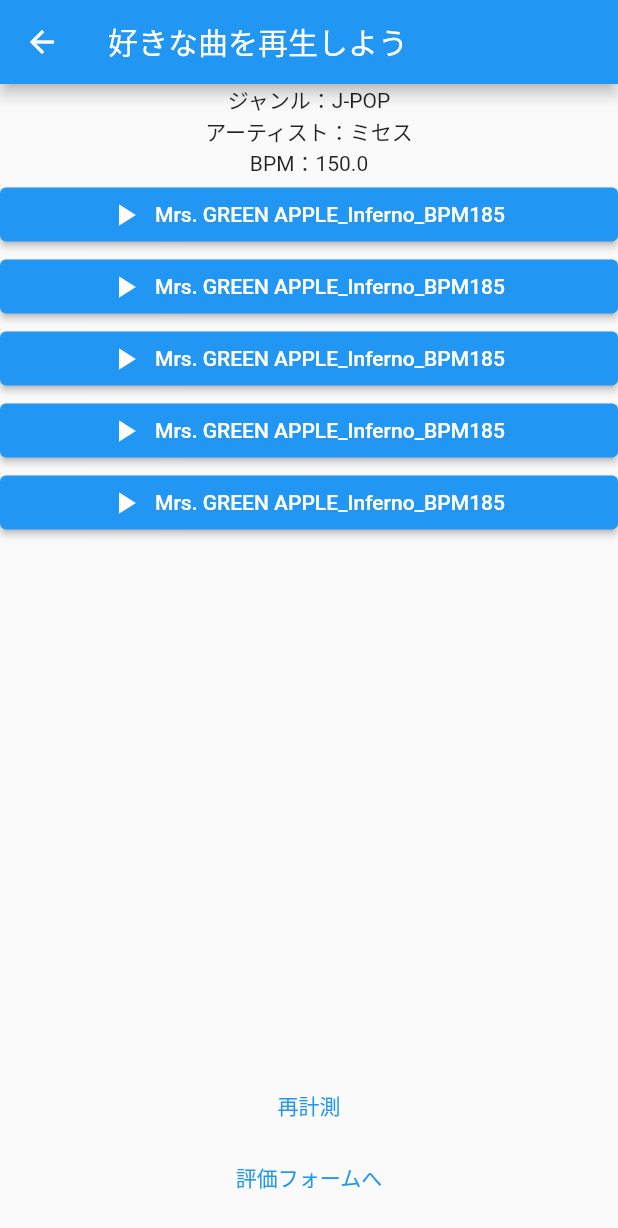
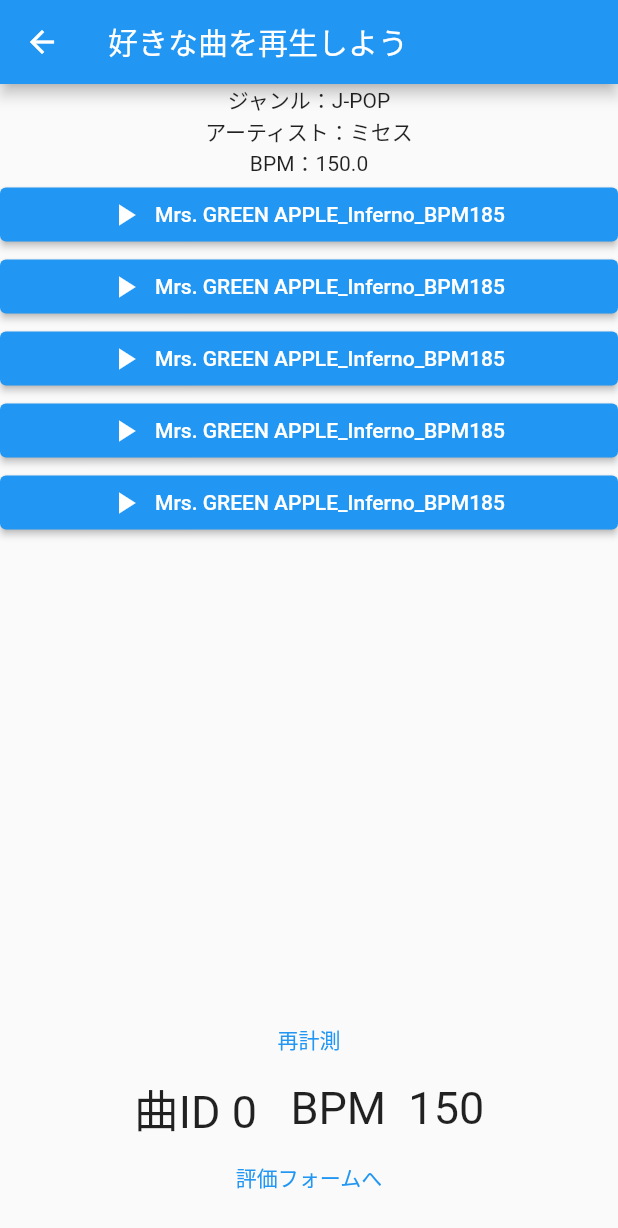
Before and after one commit to beatwalking55/beatim2, a Flutter app: the PlayPage screen opened directly, on a phone screen of 412 x 824 dp. Shown: the top 1228 px of the screen. Run offline on Flutter 3.47's test engine with Material 2 defaults, Android fonts, the phone set to English and light mode, and no system bars; our stand-ins replace just_audio; missing offline and left inert: audio_session.

Commit message:
曲IDとBPM表示

```diff
--- a/lib/playpage.dart
+++ b/lib/playpage.dart
@@ -39,7 +39,7 @@
         child: Column(
           mainAxisAlignment: MainAxisAlignment.center,
           children: [
-            Text("ジャンル：${genre}"),
+            Text("ジャンル：${genre}",),
             Text("アーティスト：${artist}"),
             Text("BPM：${sensingBPM}"),
             Flexible(
@@ -146,6 +146,13 @@
               });
             }, child: Text("再計測")
             ),
+            Row(
+              mainAxisAlignment: MainAxisAlignment.center,
+              children: [
+                Text("曲ID ${playlist[playingmusic]}   ",style: TextStyle(fontSize: 30),),
+                Text("BPM  ${sensingBPM.toInt()}",style: TextStyle(fontSize: 30),),
+              ],
+            ),
             TextButton(
                 onPressed:()async{
                   if (await canLaunch('https://docs.google.com/forms/d/e/1FAIpQLSdHaYCO4SPZdX85eiUK9luVBR3NATbVb2WmdTkRf-Ml0neRgg/viewform?usp=sf_link')) {
```
Also changed, not shown: 1 other file.
